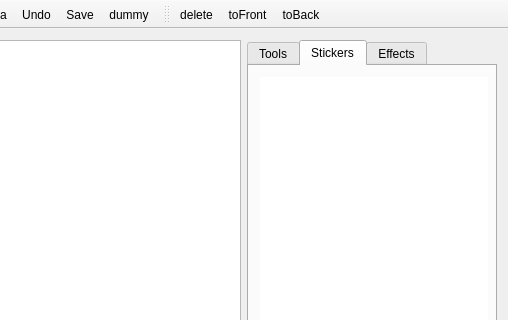
STommydx/photo-editing-software, file mainwindow.ui: the form before one commit; both pictures show x 92 to 600 and y 0 to 320 of the 600 by 650 pixel window.
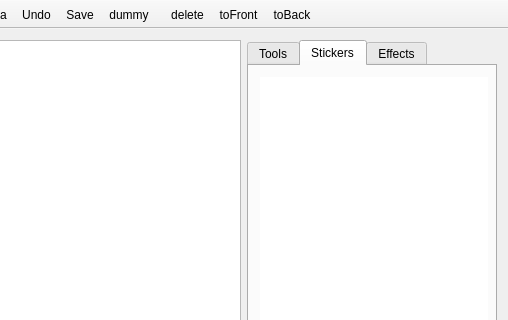
The form after the commit. Icons and pictures are not drawn. Custom widgets are drawn as their Qt base class.

```diff
--- a/mainwindow.ui
+++ b/mainwindow.ui
@@ -366,7 +366,7 @@
     <string>toolBar</string>
    </property>
    <property name="movable">
-    <bool>true</bool>
+    <bool>false</bool>
    </property>
    <attribute name="toolBarArea">
     <enum>TopToolBarArea</enum>
```
